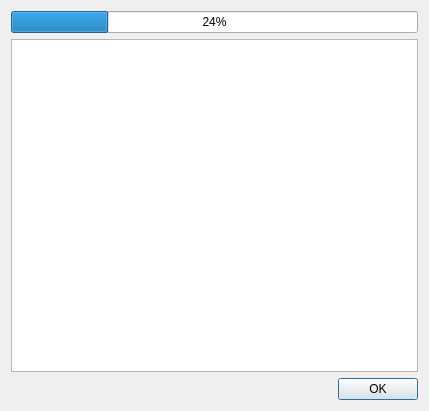
Old version of the form progress.ui in the repository june3474/rename.
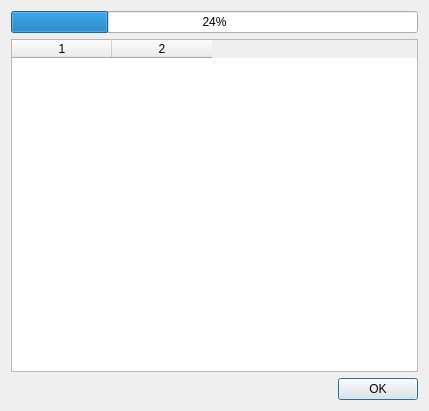
New version of the form.

What changed in the file:
```diff
--- a/progress.ui
+++ b/progress.ui
@@ -30,7 +30,7 @@
       <number>2</number>
      </property>
      <attribute name="horizontalHeaderVisible">
-      <bool>false</bool>
+      <bool>true</bool>
      </attribute>
      <attribute name="verticalHeaderVisible">
       <bool>false</bool>
```
